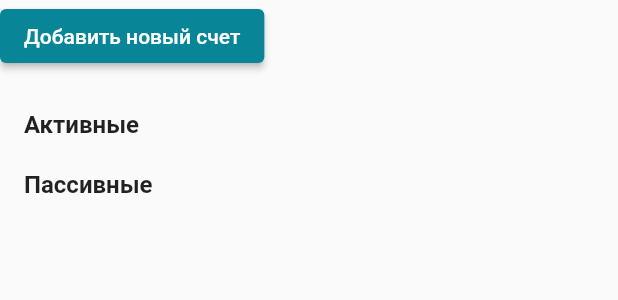
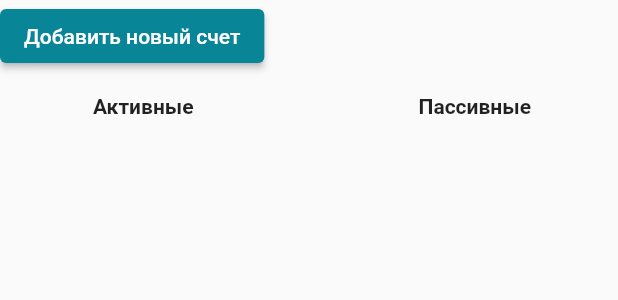
Before and after one commit to romannep/oktopadbooker, a Flutter app: the Accounts widget shown alone on an empty page, opened directly with empty values, on a phone screen of 412 x 824 dp. Shown: the top 300 px of the screen. Run offline on Flutter 3.47's test engine with Material 2 defaults, Android fonts, the phone set to English and light mode, and no system bars; our stand-ins replace sqflite, sqflite_common_ffi; accounts and stored records are empty.

Commit message:
accounts list in two columns

```diff
--- a/lib/screens/accounts.dart
+++ b/lib/screens/accounts.dart
@@ -81,12 +81,29 @@ class AccountsState extends State<Accounts> {
         createButton('Добавить новый счет', newAccount),
         marginWidget,
         Expanded(
-          child: ListView(
+          child: Row(
             children: [
-              createListItem('Активные', -1, openAccount),
-              ...actives,
-              createListItem('Пассивные', -1, openAccount),
-              ...passives,
+              Expanded(child: Column(
+                children: [
+                  Text('Активные', style: titleStyle),
+                  Expanded(child: ListView(
+                    children: [
+                      ...actives,
+                    ],
+                  )),
+                ],
+              )),
+              marginWidget, marginWidget,
+              Expanded(child: Column(
+                children: [
+                  Text('Пассивные', style: titleStyle),
+                  Expanded(child: ListView(
+                    children: [
+                      ...passives,
+                    ],
+                  )),
+                ],
+              )),
             ],
           ),
         ),
```
